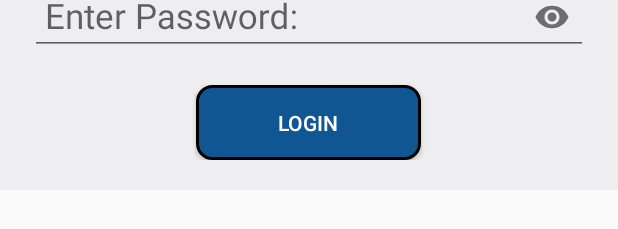
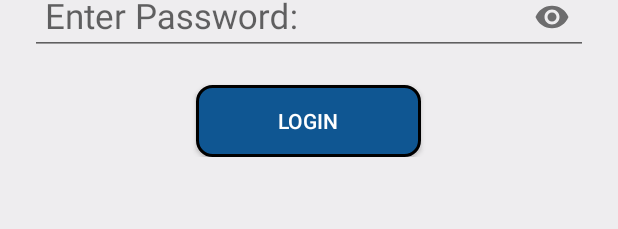
Before and after one commit to krranjik/eSoftwaricaReplica, an Android app: the layout activity_login_page.xml on its own in the app's theme, with its tools: preview values and no code run, on a phone screen of 412 x 824 dp. Shown: the part 472-701 px from the top of the screen. Run offline under Robolectric (Android 15) with nearby library versions, the phone set to English and light mode, and no system bars.

Commit message:
Some Updates

```diff
--- a/app/src/main/java/com/example/esoftwaricareplica/Home.java
+++ b/app/src/main/java/com/example/esoftwaricareplica/Home.java
@@ -25,7 +25,7 @@ public class Home extends AppCompatActivity {
                 R.id.navigation_home, R.id.navigation_dashboard, R.id.navigation_students)
                 .build();
         NavController navController = Navigation.findNavController(this, R.id.nav_host_fragment);
-        NavigationUI.setupActionBarWithNavController(this, navController, appBarConfiguration);
+//        NavigationUI.setupActionBarWithNavController(this, navController, appBarConfiguration);
         NavigationUI.setupWithNavController(navView, navController);
         StudentFragment.studentsList.add(new Students("Kritik Ranjit", "21", "Male", "Chagal", R.drawable.male));
         StudentFragment.studentsList.add(new Students("Christina Shrestha", "20", "Female", "Ason", R.drawable.female));
--- a/app/src/main/res/layout/activity_login_page.xml
+++ b/app/src/main/res/layout/activity_login_page.xml
@@ -1,11 +1,12 @@
 <?xml version="1.0" encoding="utf-8"?>
 <ScrollView xmlns:android="http://schemas.android.com/apk/res/android"
+    xmlns:app="http://schemas.android.com/apk/res-auto"
+    xmlns:tools="http://schemas.android.com/tools"
     android:layout_width="match_parent"
-    android:layout_height="wrap_content">
+    android:layout_height="match_parent"
+    android:background="@color/background">
 
-    <LinearLayout xmlns:android="http://schemas.android.com/apk/res/android"
-        xmlns:app="http://schemas.android.com/apk/res-auto"
-        xmlns:tools="http://schemas.android.com/tools"
+    <LinearLayout
         android:layout_width="match_parent"
         android:layout_height="match_parent"
         android:background="@color/background"
@@ -55,7 +56,7 @@
         <Button
             android:id="@+id/btnlogin"
             android:layout_width="150dp"
-            android:layout_height="50dp"
+            android:layout_height="wrap_content"
             android:layout_gravity="center"
             android:layout_marginTop="20dp"
             android:background="@drawable/btnstyle"
--- a/app/src/main/res/layout/fragment_student.xml
+++ b/app/src/main/res/layout/fragment_student.xml
@@ -1,7 +1,8 @@
 <?xml version="1.0" encoding="utf-8"?>
 <ScrollView xmlns:android="http://schemas.android.com/apk/res/android"
     android:layout_width="match_parent"
-    android:layout_height="wrap_content">
+    android:layout_height="match_parent"
+    android:background="@color/background">
 
     <LinearLayout xmlns:android="http://schemas.android.com/apk/res/android"
         android:layout_width="match_parent"
--- a/app/src/main/res/mipmap-anydpi-v26/ic_launcher.xml
+++ b/app/src/main/res/mipmap-anydpi-v26/ic_launcher.xml
@@ -1,5 +1,5 @@
 <?xml version="1.0" encoding="utf-8"?>
 <adaptive-icon xmlns:android="http://schemas.android.com/apk/res/android">
-    <background android:drawable="@drawable/ic_launcher_background" />
-    <foreground android:drawable="@drawable/ic_launcher_foreground" />
+    <background android:drawable="@drawable/mainlogo" />
+    <foreground android:drawable="@drawable/mainlogo" />
 </adaptive-icon>
--- a/app/src/main/res/mipmap-anydpi-v26/ic_launcher_round.xml
+++ b/app/src/main/res/mipmap-anydpi-v26/ic_launcher_round.xml
@@ -1,5 +1,5 @@
 <?xml version="1.0" encoding="utf-8"?>
 <adaptive-icon xmlns:android="http://schemas.android.com/apk/res/android">
-    <background android:drawable="@drawable/ic_launcher_background" />
-    <foreground android:drawable="@drawable/ic_launcher_foreground" />
+    <background android:drawable="@drawable/mainlogo" />
+    <foreground android:drawable="@drawable/mainlogo" />
 </adaptive-icon>
--- a/app/src/main/res/values/styles.xml
+++ b/app/src/main/res/values/styles.xml
@@ -1,7 +1,7 @@
 <resources>
 
     <!-- Base application theme. -->
-    <style name="AppTheme" parent="Theme.AppCompat.Light.DarkActionBar">
+    <style name="AppTheme" parent="Theme.AppCompat.Light.NoActionBar">
         <!-- Customize your theme here. -->
         <item name="colorPrimary">@color/colorPrimary</item>
         <item name="colorPrimaryDark">@color/colorPrimaryDark</item>
```
Also changed, not shown: app/src/main/res/drawable-v24/mainlogo.png (added).
